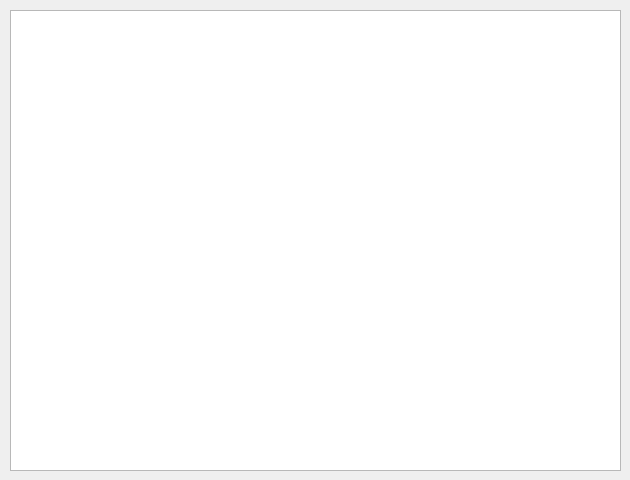
Old version of the form ui/dialog_frames.ui in the repository wearablesLab14/human_cognition.
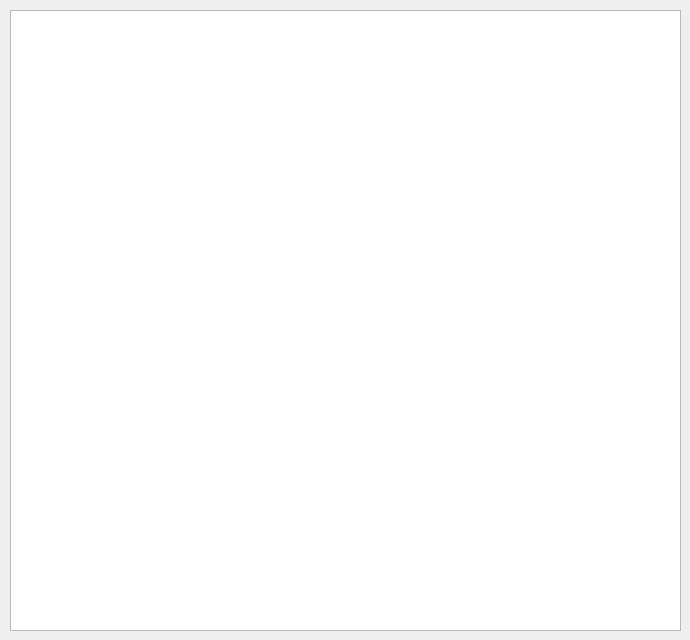
New version of the form.

Patch:
```diff
--- a/ui/dialog_frames.ui
+++ b/ui/dialog_frames.ui
@@ -6,20 +6,20 @@
    <rect>
     <x>0</x>
     <y>0</y>
-    <width>630</width>
-    <height>480</height>
+    <width>690</width>
+    <height>640</height>
    </rect>
   </property>
   <property name="minimumSize">
    <size>
-    <width>630</width>
-    <height>480</height>
+    <width>690</width>
+    <height>640</height>
    </size>
   </property>
   <property name="maximumSize">
    <size>
-    <width>630</width>
-    <height>480</height>
+    <width>690</width>
+    <height>640</height>
    </size>
   </property>
   <property name="windowTitle">
@@ -30,8 +30,8 @@
     <rect>
      <x>10</x>
      <y>10</y>
-     <width>611</width>
-     <height>461</height>
+     <width>671</width>
+     <height>621</height>
     </rect>
    </property>
    <layout class="QGridLayout" name="gridLayout">
```
Left out of the diff: 2 changed lines with no effect on the pictures.
